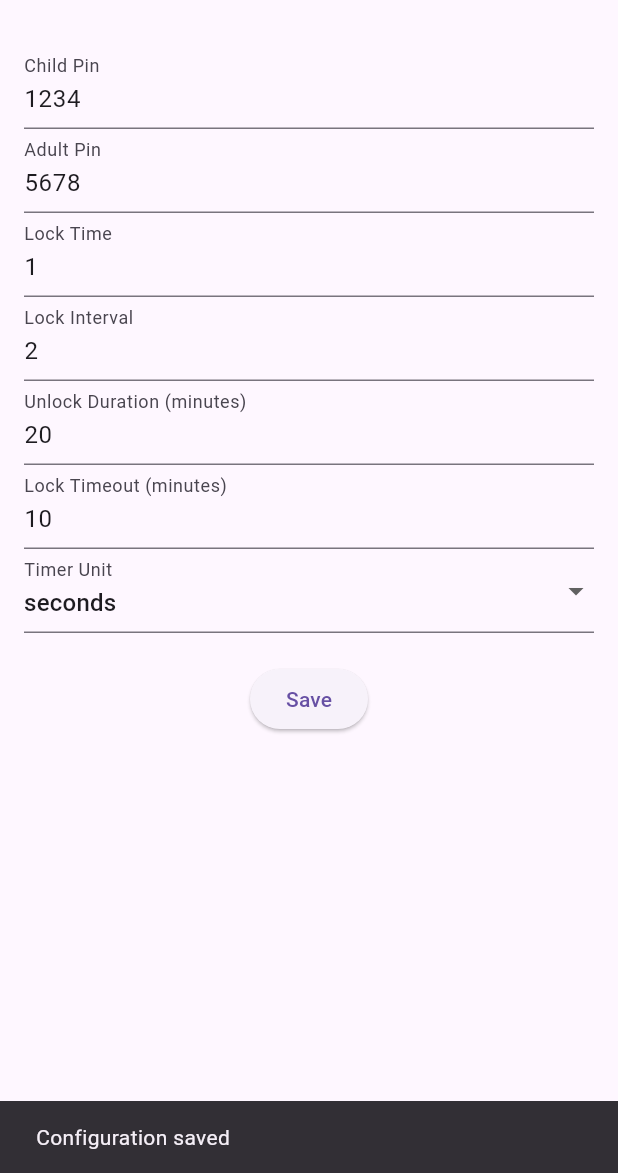
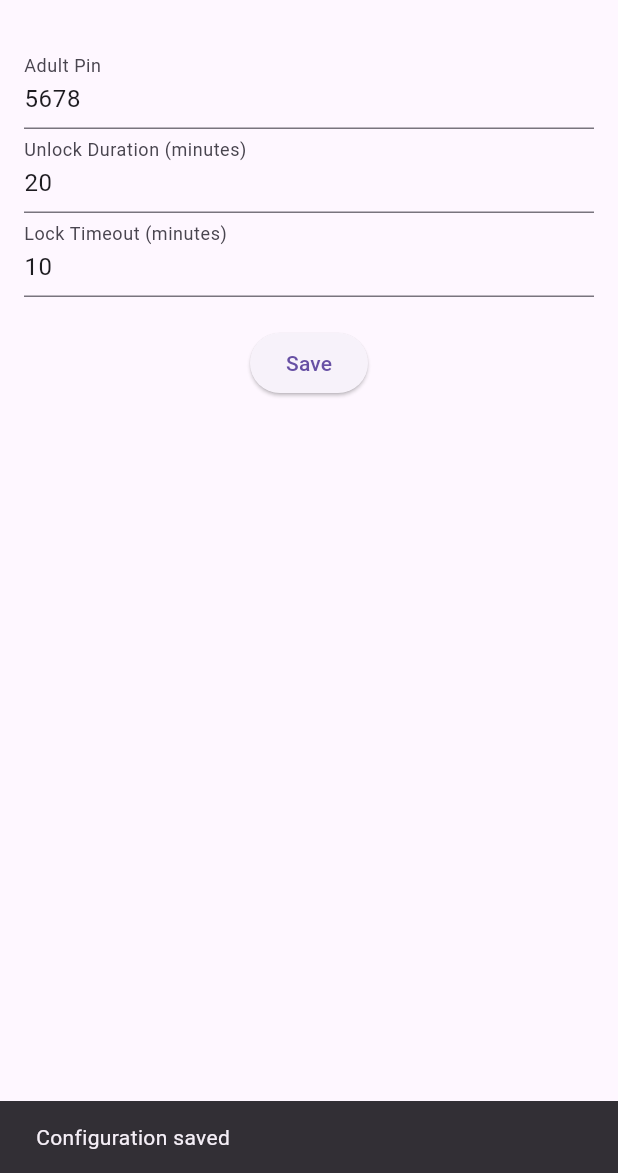
Before and after one commit to bertusviljoen/flutter-time-lock, a Flutter app: the ConfigurationScreen screen opened directly, after a tap on "Save", on a phone screen of 412 x 824 dp, the part 63-1236 px from its top. Run offline on Flutter 3.47's test engine with Material 3 defaults, Android fonts, the phone set to English and light mode, and no system bars; missing offline and left inert: flutter_background.

Commit message:
Update app configuration
Fixes #24

Update the app configuration to remove unnecessary fields and update the form.

* **lib/configuration.dart**
  - Remove `childPin`, `lockTime`, `lockInterval`, and `timerUnit` fields from `_config` map and default configuration.
  - Update `loadConfig` method to remove references to `childPin`, `lockTime`, `lockInterval`, and `timerUnit`.
  - Update `defaultConfig` to only include `adultPin`, `unlockDuration`, and `lockTimeout`.

* **lib/screens/configuration_screen.dart**
  - Remove `childPin`, `lockTime`, `lockInterval`, and `timerUnit` fields from the form.
  - Update form to only include `adultPin`, `unlockDuration`, and `lockTimeout` fields.

---

For more details, open the [Copilot Workspace session](https://copilot-workspace.githubnext.com/bertusviljoen/flutter_time_lock/issues/24?shareId=XXXX-XXXX-XXXX-XXXX).

```diff
--- a/lib/configuration.dart
+++ b/lib/configuration.dart
@@ -6,11 +6,7 @@ import 'package:flutter/material.dart';
 class Configuration {
   static const String _configFileName = 'config.json';
   static Map<String, dynamic> _config = {
-    'childPin': '',
     'adultPin': '',
-    'lockTime': '',
-    'lockInterval': '',
-    'timerUnit': 'seconds',
     'unlockDuration': 20,
     'lockTimeout': 10
   };
@@ -33,11 +29,7 @@ class Configuration {
         _config = jsonDecode(contents);
       } else {
         final defaultConfig = {
-          'childPin': '1234',
           'adultPin': '5678',
-          'lockTime': '1',
-          'lockInterval': '2',
-          'timerUnit': 'seconds',
           'unlockDuration': 20,
           'lockTimeout': 10
         };
@@ -47,11 +39,7 @@ class Configuration {
     } catch (e) {
       print('Error reading configuration file: $e');
       final defaultConfig = {
-        'childPin': '1234',
         'adultPin': '5678',
-        'lockTime': '1',
-        'lockInterval': '2',
-        'timerUnit': 'seconds',
         'unlockDuration': 20,
         'lockTimeout': 10
       };
--- a/lib/screens/configuration_screen.dart
+++ b/lib/screens/configuration_screen.dart
@@ -43,19 +43,6 @@ class _ConfigurationScreenState extends State<ConfigurationScreen> {
           child: Column(
             children: <Widget>[
               TextFormField(
-                initialValue: config['childPin'],
-                decoration: InputDecoration(labelText: 'Child Pin'),
-                validator: (value) {
-                  if (value == null || value.isEmpty) {
-                    return 'Please enter a child pin';
-                  }
-                  return null;
-                },
-                onSaved: (value) {
-                  config['childPin'] = value!;
-                },
-              ),
-              TextFormField(
                 initialValue: config['adultPin'],
                 decoration: InputDecoration(labelText: 'Adult Pin'),
                 validator: (value) {
@@ -66,40 +53,6 @@ class _ConfigurationScreenState extends State<ConfigurationScreen> {
                 },
                 onSaved: (value) {
                   config['adultPin'] = value!;
-                },
-              ),
-              TextFormField(
-                initialValue: config['lockTime'],
-                decoration: InputDecoration(labelText: 'Lock Time'),
-                keyboardType: TextInputType.number,
-                validator: (value) {
-                  if (value == null || value.isEmpty) {
-                    return 'Please enter a lock time';
-                  }
-                  if (int.tryParse(value) == null) {
-                    return 'Please enter a valid number';
-                  }
-                  return null;
-                },
-                onSaved: (value) {
-                  config['lockTime'] = value!;
-                },
-              ),
-              TextFormField(
-                initialValue: config['lockInterval'],
-                decoration: InputDecoration(labelText: 'Lock Interval'),
-                keyboardType: TextInputType.number,
-                validator: (value) {
-                  if (value == null || value.isEmpty) {
-                    return 'Please enter a lock interval';
-                  }
-                  if (int.tryParse(value) == null) {
-                    return 'Please enter a valid number';
-                  }
-                  return null;
-                },
-                onSaved: (value) {
-                  config['lockInterval'] = value!;
                 },
               ),
               TextFormField(
@@ -138,24 +91,6 @@ class _ConfigurationScreenState extends State<ConfigurationScreen> {
                   config['lockTimeout'] = int.parse(value!);
                 },
               ),
-              DropdownButtonFormField<String>(
-                value: config['timerUnit'],
-                decoration: InputDecoration(labelText: 'Timer Unit'),
-                items: ['seconds', 'minutes']
-                    .map((unit) => DropdownMenuItem(
-                          value: unit,
-                          child: Text(unit),
-                        ))
-                    .toList(),
-                onChanged: (value) {
-                  setState(() {
-                    config['timerUnit'] = value!;
-                  });
-                },
-                onSaved: (value) {
-                  config['timerUnit'] = value!;
-                },
-              ),
               SizedBox(height: 20),
               ElevatedButton(
                 onPressed: _saveConfig,
```
